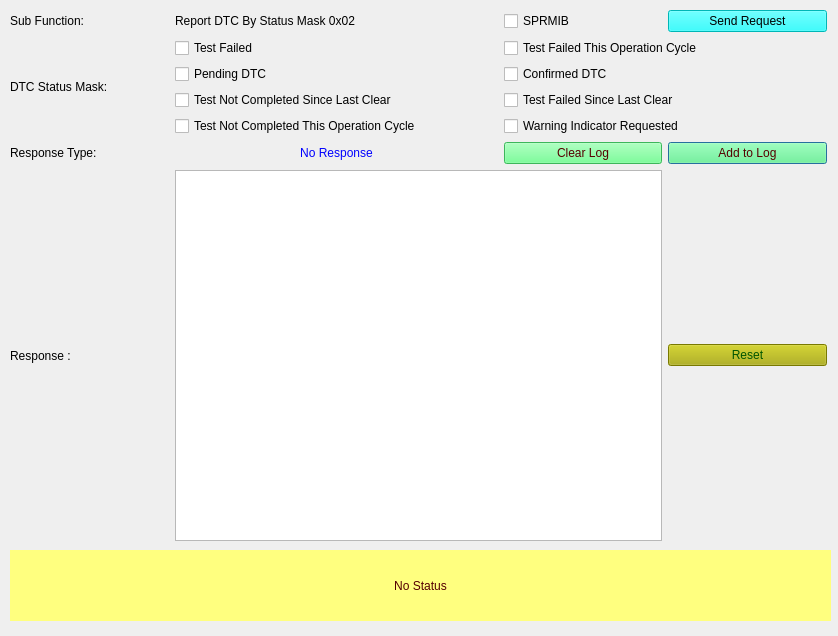
The window that SID_19_02.ui (VicharaVandana/ProxiCan) describes before a commit, drawn with Qt 5.
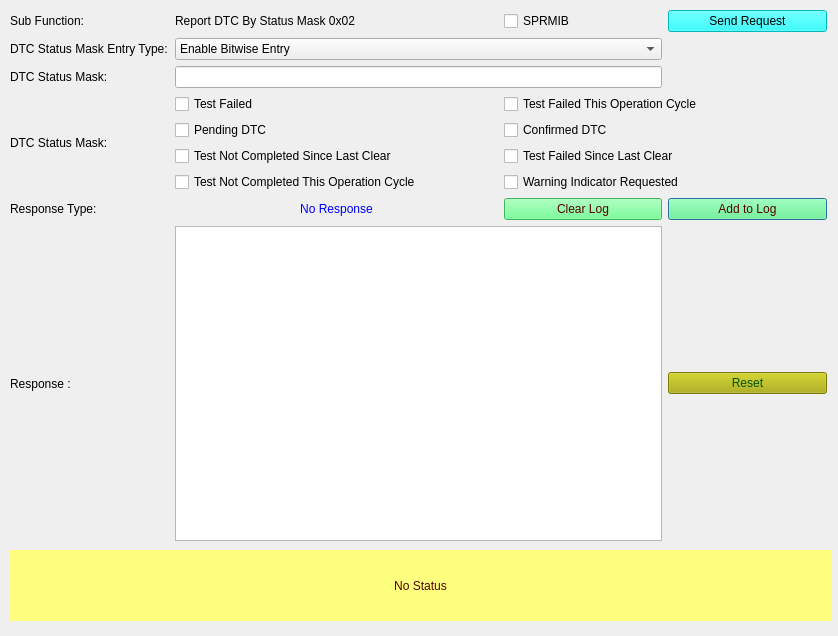
The same window after the commit.

Diff of the .ui file:
```diff
--- a/SID_19_02.ui
+++ b/SID_19_02.ui
@@ -50,10 +50,44 @@
     <property name="sizeConstraint">
      <enum>QLayout::SetNoConstraint</enum>
     </property>
-    <item row="8" column="1" colspan="3">
-     <widget class="QTextBrowser" name="textBrowser_Resp"/>
+    <item row="7" column="0">
+     <widget class="QLabel" name="label_5">
+      <property name="text">
+       <string>Response Type: </string>
+      </property>
+     </widget>
     </item>
-    <item row="5" column="4">
+    <item row="0" column="0">
+     <widget class="QLabel" name="label_subFunction">
+      <property name="text">
+       <string>Sub Function:</string>
+      </property>
+     </widget>
+    </item>
+    <item row="3" column="0" rowspan="4">
+     <widget class="QLabel" name="DTCStatusMask_label">
+      <property name="text">
+       <string>DTC Status Mask:</string>
+      </property>
+     </widget>
+    </item>
+    <item row="7" column="1" colspan="2">
+     <widget class="QLabel" name="label_ResType">
+      <property name="autoFillBackground">
+       <bool>false</bool>
+      </property>
+      <property name="styleSheet">
+       <string notr="true">color: rgb(0, 0, 255);</string>
+      </property>
+      <property name="text">
+       <string>No Response</string>
+      </property>
+      <property name="alignment">
+       <set>Qt::AlignCenter</set>
+      </property>
+     </widget>
+    </item>
+    <item row="7" column="4">
      <widget class="QPushButton" name="pushButton_appendLog">
       <property name="styleSheet">
        <string notr="true">background-color: rgb(85, 255, 127);
@@ -64,25 +98,21 @@
       </property>
      </widget>
     </item>
-    <item row="5" column="3">
-     <widget class="QPushButton" name="pushButton_clearLog">
-      <property name="styleSheet">
-       <string notr="true">background-color: rgb(85, 255, 127);
-color: rgb(85, 0, 0);</string>
-      </property>
-      <property name="text">
-       <string>Clear Log</string>
-      </property>
+    <item row="1" column="1" colspan="3">
+     <widget class="QComboBox" name="comboBox_DTCStatusMask_entryType">
+      <item>
+       <property name="text">
+        <string>Enable Bitwise Entry</string>
+       </property>
+      </item>
+      <item>
+       <property name="text">
+        <string>Enable Manual Entry</string>
+       </property>
+      </item>
      </widget>
     </item>
-    <item row="8" column="0">
-     <widget class="QLabel" name="label_4">
-      <property name="text">
-       <string>Response : </string>
-      </property>
-     </widget>
-    </item>
-    <item row="8" column="4">
+    <item row="10" column="4">
      <widget class="QPushButton" name="pushButton_reset">
       <property name="styleSheet">
        <string notr="true">background-color: rgb(170, 170, 0);
@@ -94,21 +124,33 @@
       </property>
      </widget>
     </item>
-    <item row="5" column="0">
-     <widget class="QLabel" name="label_5">
+    <item row="7" column="3">
+     <widget class="QPushButton" name="pushButton_clearLog">
+      <property name="styleSheet">
+       <string notr="true">background-color: rgb(85, 255, 127);
+color: rgb(85, 0, 0);</string>
+      </property>
       <property name="text">
-       <string>Response Type: </string>
+       <string>Clear Log</string>
       </property>
      </widget>
     </item>
-    <item row="0" column="0">
-     <widget class="QLabel" name="label_subFunction">
+    <item row="0" column="4">
+     <widget class="QPushButton" name="pushButton_Send19_02Req">
+      <property name="toolTip">
+       <string>&lt;html&gt;&lt;head/&gt;&lt;body&gt;&lt;p&gt;Sends the 19 service subfunction 02 request to ECU&lt;/p&gt;&lt;/body&gt;&lt;/html&gt;</string>
+      </property>
+      <property name="styleSheet">
+       <string notr="true">background-color: rgb(0, 255, 255);
+border-color: rgb(0, 0, 0);
+color: rgb(0, 0, 0);</string>
+      </property>
       <property name="text">
-       <string>Sub Function:</string>
+       <string>Send Request</string>
       </property>
      </widget>
     </item>
-    <item row="1" column="1" colspan="4">
+    <item row="3" column="1" colspan="4">
      <layout class="QHBoxLayout" name="horizontalLayout">
       <item>
        <widget class="QCheckBox" name="checkBox_statusMask_bit0">
@@ -132,8 +174,8 @@
       </item>
      </layout>
     </item>
-    <item row="2" column="1" colspan="4">
-     <layout class="QHBoxLayout" name="horizontalLayout_3">
+    <item row="4" column="1" colspan="4">
+     <layout class="QHBoxLayout" name="horizontalLayout_2">
       <item>
        <widget class="QCheckBox" name="checkBox_statusMask_bit2">
         <property name="toolTip">
@@ -156,8 +198,15 @@
       </item>
      </layout>
     </item>
-    <item row="3" column="1" colspan="4">
-     <layout class="QHBoxLayout" name="horizontalLayout_4">
+    <item row="1" column="0">
+     <widget class="QLabel" name="DTCStatusMask_entryType_label">
+      <property name="text">
+       <string>DTC Status Mask Entry Type:</string>
+      </property>
+     </widget>
+    </item>
+    <item row="5" column="1" colspan="4">
+     <layout class="QHBoxLayout" name="horizontalLayout_3">
       <item>
        <widget class="QCheckBox" name="checkBox_statusMask_bit4">
         <property name="toolTip">
@@ -180,8 +229,35 @@
       </item>
      </layout>
     </item>
-    <item row="4" column="1" colspan="4">
-     <layout class="QHBoxLayout" name="horizontalLayout_5">
+    <item row="0" column="1" colspan="2">
+     <widget class="QLabel" name="subFunction_Name">
+      <property name="text">
+       <string>Report DTC By Status Mask 0x02 </string>
+      </property>
+     </widget>
+    </item>
+    <item row="0" column="3">
+     <widget class="QCheckBox" name="checkBox_suppressposmsg">
+      <property name="toolTip">
+       <string>If selected then Suppress Positive Response Message Indication bit will be set in Subfunction</string>
+      </property>
+      <property name="text">
+       <string>SPRMIB</string>
+      </property>
+     </widget>
+    </item>
+    <item row="10" column="1" colspan="3">
+     <widget class="QTextBrowser" name="textBrowser_Resp"/>
+    </item>
+    <item row="10" column="0">
+     <widget class="QLabel" name="label_4">
+      <property name="text">
+       <string>Response : </string>
+      </property>
+     </widget>
+    </item>
+    <item row="6" column="1" colspan="4">
+     <layout class="QHBoxLayout" name="horizontalLayout_4">
       <item>
        <widget class="QCheckBox" name="checkBox_statusMask_bit6">
         <property name="toolTip">
@@ -204,61 +280,16 @@
       </item>
      </layout>
     </item>
-    <item row="5" column="1" colspan="2">
-     <widget class="QLabel" name="label_ResType">
-      <property name="autoFillBackground">
-       <bool>false</bool>
-      </property>
-      <property name="styleSheet">
-       <string notr="true">color: rgb(0, 0, 255);</string>
-      </property>
-      <property name="text">
-       <string>No Response</string>
-      </property>
-      <property name="alignment">
-       <set>Qt::AlignCenter</set>
-      </property>
-     </widget>
-    </item>
-    <item row="0" column="4">
-     <widget class="QPushButton" name="pushButton_Send19_02Req">
-      <property name="toolTip">
-       <string>&lt;html&gt;&lt;head/&gt;&lt;body&gt;&lt;p&gt;Sends the 19 service subfunction 02 request to ECU&lt;/p&gt;&lt;/body&gt;&lt;/html&gt;</string>
-      </property>
-      <property name="styleSheet">
-       <string notr="true">background-color: rgb(0, 255, 255);
-border-color: rgb(0, 0, 0);
-color: rgb(0, 0, 0);</string>
-      </property>
-      <property name="text">
-       <string>Send Request</string>
-      </property>
-     </widget>
-    </item>
-    <item row="0" column="3">
-     <widget class="QCheckBox" name="checkBox_suppressposmsg">
-      <property name="toolTip">
-       <string>If selected then Suppress Positive Response Message Indication bit will be set in Subfunction</string>
-      </property>
-      <property name="text">
-       <string>SPRMIB</string>
-      </property>
-     </widget>
-    </item>
-    <item row="0" column="1" colspan="2">
-     <widget class="QLabel" name="subFunction_Name">
-      <property name="text">
-       <string>Report DTC By Status Mask 0x02 </string>
-      </property>
-     </widget>
-    </item>
-    <item row="1" column="0" rowspan="4">
-     <widget class="QLabel" name="DTCStatusMask_label">
+    <item row="2" column="0">
+     <widget class="QLabel" name="DTCStatusMask_label_2">
       <property name="text">
        <string>DTC Status Mask:</string>
       </property>
      </widget>
     </item>
+    <item row="2" column="1" colspan="3">
+     <widget class="QLineEdit" name="lineEdit_DTCStatusMask"/>
+    </item>
    </layout>
   </widget>
  </widget>
```
